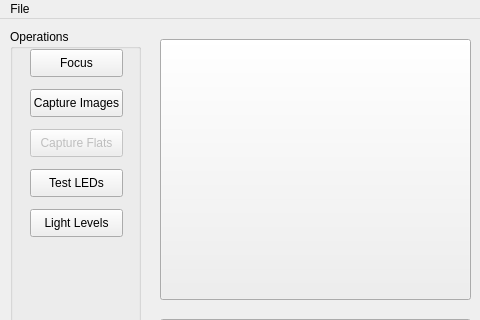
First picture: the form in src/skeleton/capture-mode2.ui, repository palimpsest-pursuers/capturing, before the edit; both pictures show x 0 to 480 and y 0 to 320 of the 1076 by 604 pixel window.
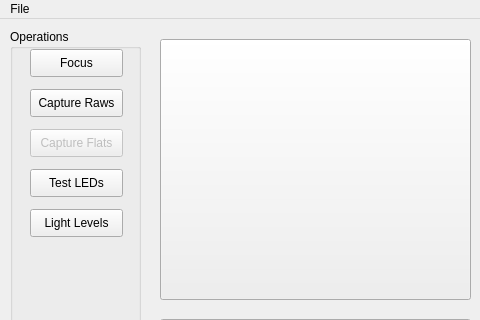
Second picture: the form after the edit.

What changed in the file:
```diff
--- a/src/skeleton/capture-mode2.ui
+++ b/src/skeleton/capture-mode2.ui
@@ -52,7 +52,7 @@
       </rect>
      </property>
      <property name="text">
-      <string>Capture Images</string>
+      <string>Capture Raws</string>
      </property>
     </widget>
     <widget class="QPushButton" name="FlatsButton">
```
